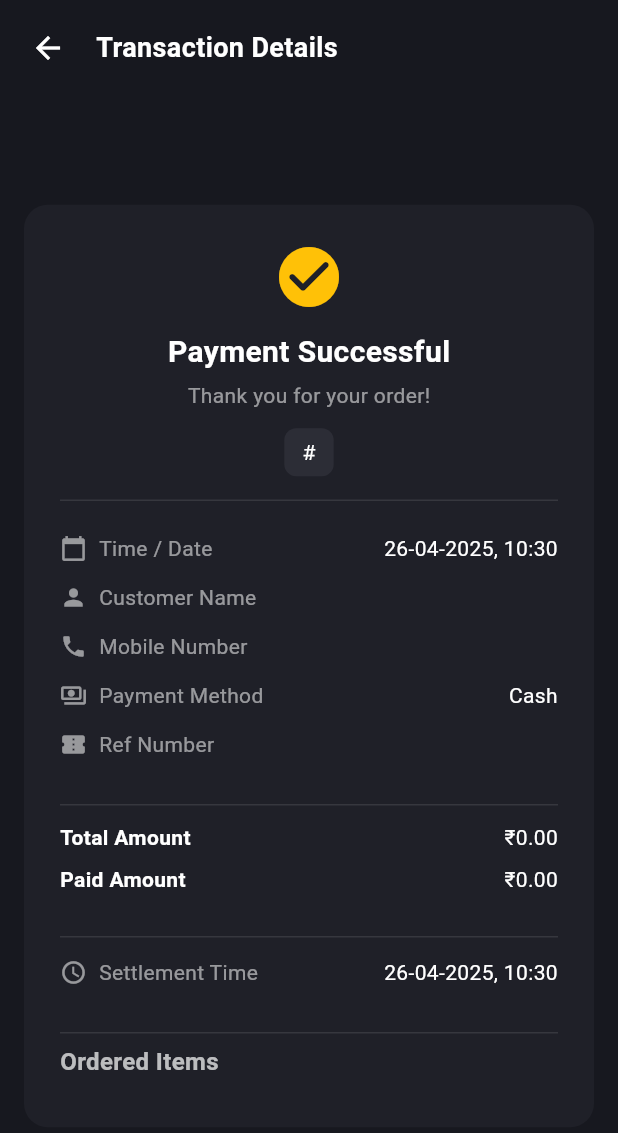
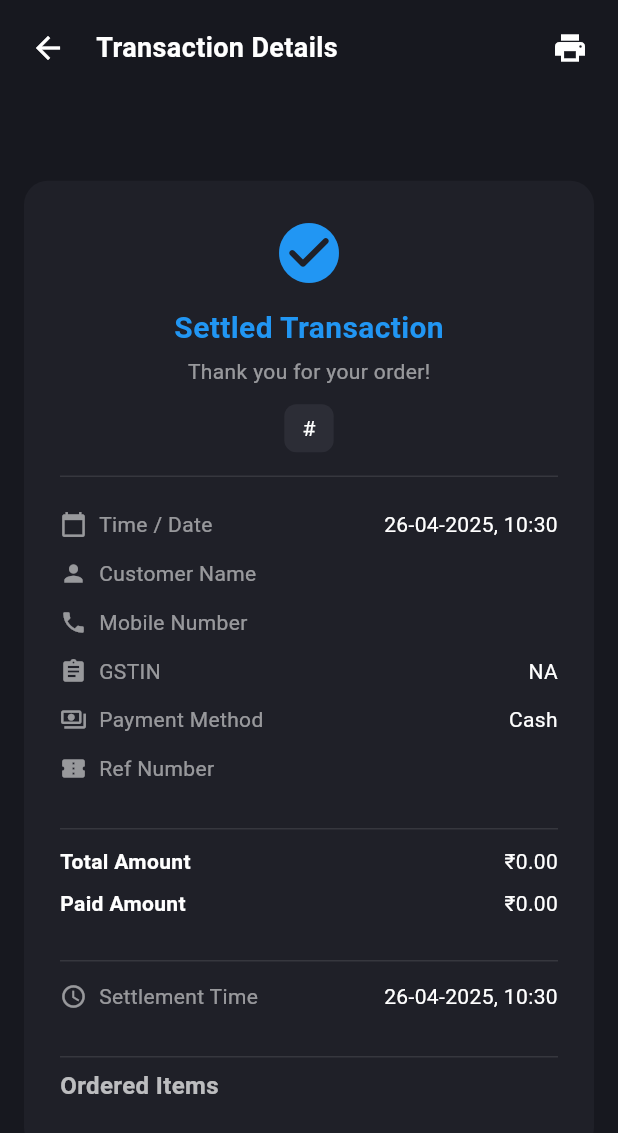
Before and after one commit to rohitRaut007/entc_pos_system, a Flutter app: the TransactionDetailsPage screen opened directly with empty values, on a phone screen of 412 x 824 dp. Shown: the top 1133 px of the screen. Run offline on Flutter 3.47's test engine with Material 3 defaults, Android fonts, the phone set to English and light mode, and no system bars; our stand-ins replace equatable, flutter_slidable, hive, hive_flutter, pdf, printing; missing offline and left inert: excel, file_saver, syncfusion_flutter_xlsio; accounts and stored records are empty; generated files the repository leaves out were written again.

Commit message:
sales report added

```diff
--- a/lib/models/sale_order.dart
+++ b/lib/models/sale_order.dart
@@ -58,6 +58,9 @@ class SaleOrder extends HiveObject {
   @HiveField(16)
   DateTime? settlementDateTime;
 
+  @HiveField(17, defaultValue: "")
+  String gstin; // ✅ Added GSTIN field as optional
+
   SaleOrder({
     required this.id,
     required this.date,
@@ -76,6 +79,7 @@ class SaleOrder extends HiveObject {
     this.isSettled = false,
     this.parkOrderId = '',
     this.settlementDateTime,
+    this.gstin = 'NA', // ✅ Default empty
   });
 
   SaleOrder copyWith({
@@ -96,6 +100,7 @@ class SaleOrder extends HiveObject {
     bool? isSettled,
     String? parkOrderId,
     DateTime? settlementDateTime,
+    String? gstin,
   }) {
     return SaleOrder(
       id: id ?? this.id,
@@ -115,6 +120,7 @@ class SaleOrder extends HiveObject {
       isSettled: isSettled ?? this.isSettled,
       parkOrderId: parkOrderId ?? this.parkOrderId,
       settlementDateTime: settlementDateTime ?? this.settlementDateTime,
+      gstin: gstin ?? this.gstin,
     );
   }
 
@@ -137,6 +143,7 @@ class SaleOrder extends HiveObject {
       'isSettled': isSettled,
       'parkOrderId': parkOrderId,
       'settlementDateTime': settlementDateTime?.toIso8601String(),
+      'gstin': gstin,
     };
   }
 
@@ -161,6 +168,7 @@ class SaleOrder extends HiveObject {
       settlementDateTime: map['settlementDateTime'] != null
           ? DateTime.parse(map['settlementDateTime'])
           : null,
+      gstin: map['gstin'] ?? '',
     );
   }
 
@@ -170,7 +178,7 @@ class SaleOrder extends HiveObject {
 
   @override
   String toString() {
-    return 'SaleOrder(id: $id, date: $date, time: $time, customerName: $customerName, customerMobile: $customerMobile, items: $items, orderAmount: $orderAmount, paidAmount: $paidAmount, creditAmount: $creditAmount, transactionId: $transactionId, transactionSynced: $transactionSynced, transactionDateTime: $transactionDateTime, isSettled: $isSettled, parkOrderId: $parkOrderId, settlementDateTime: $settlementDateTime)';
+    return 'SaleOrder(id: $id, date: $date, time: $time, customerName: $customerName, customerMobile: $customerMobile, items: $items, orderAmount: $orderAmount, paidAmount: $paidAmount, creditAmount: $creditAmount, transactionId: $transactionId, transactionSynced: $transactionSynced, transactionDateTime: $transactionDateTime, isSettled: $isSettled, parkOrderId: $parkOrderId, settlementDateTime: $settlementDateTime, gstin: $gstin)';
   }
 
   @override
@@ -194,7 +202,8 @@ class SaleOrder extends HiveObject {
         other.creditAmount == creditAmount &&
         other.isSettled == isSettled &&
         other.parkOrderId == parkOrderId &&
-        other.settlementDateTime == settlementDateTime;
+        other.settlementDateTime == settlementDateTime &&
+        other.gstin == gstin;
   }
 
   @override
@@ -215,6 +224,7 @@ class SaleOrder extends HiveObject {
         creditAmount.hashCode ^
         isSettled.hashCode ^
         parkOrderId.hashCode ^
-        settlementDateTime.hashCode;
+        settlementDateTime.hashCode ^
+        gstin.hashCode;
   }
 }
--- a/lib/pages/transaction_details_page.dart
+++ b/lib/pages/transaction_details_page.dart
@@ -1,7 +1,9 @@
 import 'package:flutter/material.dart';
 import 'package:intl/intl.dart';
+import 'package:pdf/widgets.dart' as pw;
+import 'package:printing/printing.dart';
+
 import '../models/sale_order.dart';
-import '../models/order_item.dart';
 
 class TransactionDetailsPage extends StatefulWidget {
   final SaleOrder saleOrder;
@@ -15,52 +17,106 @@ class TransactionDetailsPage extends StatefulWidget {
 class _TransactionDetailsPageState extends State<TransactionDetailsPage> {
   DateTime? settlementDateTime;
 
-  // Method to handle settlement
   void _settleTransaction() {
     final now = DateTime.now();
     setState(() {
       settlementDateTime = now;
       widget.saleOrder.paidAmount = widget.saleOrder.orderAmount;
       widget.saleOrder.creditAmount = 0;
-    widget.saleOrder.settlementDateTime = now; // <- update model
+      widget.saleOrder.settlementDateTime = now;
     });
-
-  // Save to Hive
-  widget.saleOrder.save(); // Assuming it's a HiveObject
+    widget.saleOrder.save();
   }
 
+  Future<void> _printReceipt() async {
+    final pdf = pw.Document();
+
+    pdf.addPage(
+      pw.Page(
+        build: (context) => pw.Column(
+          crossAxisAlignment: pw.CrossAxisAlignment.start,
+          children: [
+            pw.Center(
+              child: pw.Text(
+                'Invoice Receipt',
+                style: pw.TextStyle(fontSize: 24, fontWeight: pw.FontWeight.bold),
+              ),
+            ),
+            pw.SizedBox(height: 16),
+            pw.Text('Transaction ID: ${widget.saleOrder.transactionId}'),
+            pw.Text('Date: ${DateFormat('dd-MM-yyyy, HH:mm').format(widget.saleOrder.transactionDateTime)}'),
+            pw.Text('Customer Name: ${widget.saleOrder.customerName}'),
+            pw.Text('Mobile Number: ${widget.saleOrder.customerMobile}'),
+            pw.Text('GSTIN: ${widget.saleOrder.gstin.isNotEmpty ? widget.saleOrder.gstin : 'N/A'}'),
+            pw.Text('Payment Method: Cash'),
+            pw.SizedBox(height: 16),
+            pw.Divider(),
+            pw.Text('Ordered Items:', style: pw.TextStyle(fontSize: 18, fontWeight: pw.FontWeight.bold)),
+            pw.SizedBox(height: 8),
+            ...widget.saleOrder.items.map(
+              (item) => pw.Row(
+                mainAxisAlignment: pw.MainAxisAlignment.spaceBetween,
+                children: [
+                  pw.Expanded(
+                    child: pw.Text('${item.productName} (${item.quantity} x ₹${item.price.toStringAsFixed(2)})'),
+                  ),
+                  pw.Text('₹${(item.quantity * item.price).toStringAsFixed(2)}'),
+                ],
+              ),
+            ),
+            pw.Divider(),
+            pw.SizedBox(height: 8),
+            _buildPdfAmountRow('Total Amount:', widget.saleOrder.orderAmount),
+            _buildPdfAmountRow('Paid Amount:', widget.saleOrder.paidAmount),
+            if (widget.saleOrder.creditAmount > 0)
+              _buildPdfAmountRow('Credit Amount:', widget.saleOrder.creditAmount),
+            if (widget.saleOrder.settlementDateTime != null)
+              pw.Text('Settled on: ${DateFormat('dd-MM-yyyy, HH:mm').format(widget.saleOrder.settlementDateTime!)}'),
+          ],
+        ),
+      ),
+    );
+
+    await Printing.layoutPdf(onLayout: (format) => pdf.save());
+  }
+
+  pw.Widget _buildPdfAmountRow(String label, double amount) {
+    return pw.Row(
+      mainAxisAlignment: pw.MainAxisAlignment.spaceBetween,
+      children: [
+        pw.Text(label, style: pw.TextStyle(fontWeight: pw.FontWeight.bold)),
+        pw.Text('₹${amount.toStringAsFixed(2)}'),
+      ],
+    );
+  }
 
   @override
   Widget build(BuildContext context) {
     final themeColor = const Color(0xff17181f);
     final cardColor = const Color(0xff1f2028);
-    final successColor = Colors.amber;
 
     final double creditAmount = widget.saleOrder.orderAmount - widget.saleOrder.paidAmount;
+
+    Color statusColor;
+    String statusText;
+
+    if (creditAmount == 0 && widget.saleOrder.settlementDateTime != null) {
+      statusColor = Colors.blue;
+      statusText = 'Settled Transaction';
+    } else if (creditAmount == 0) {
+      statusColor = Colors.green;
+      statusText = 'Payment Successful';
+    } else {
+      statusColor = Colors.amber;
+      statusText = 'Partially Paid';
+    }
 
     return Scaffold(
       backgroundColor: themeColor,
       body: SafeArea(
         child: Column(
           children: [
-            // Back Button Row
-            Padding(
-              padding: const EdgeInsets.all(8.0),
-              child: Row(
-                children: [
-                  IconButton(
-                    icon: const Icon(Icons.arrow_back, color: Colors.white),
-                    onPressed: () => Navigator.pop(context),
-                  ),
-                  const SizedBox(width: 8),
-                  const Text(
-                    'Transaction Details',
-                    style: TextStyle(fontSize: 18, color: Colors.white, fontWeight: FontWeight.bold),
-                  ),
-                ],
-              ),
-            ),
-
+            _buildAppBar(),
             Expanded(
               child: Center(
                 child: Container(
@@ -74,11 +130,53 @@ class _TransactionDetailsPageState extends State<TransactionDetailsPage> {
                     child: Column(
                       mainAxisSize: MainAxisSize.min,
                       children: [
-                        Icon(Icons.check_circle_rounded, size: 48, color: successColor),
+                        _buildTransactionStatus(statusColor, statusText, creditAmount),
+                        _buildTransactionDetails(creditAmount),
+                        _buildOrderedItems(),
+                      ],
+                    ),
+                  ),
+                ),
+              ),
+            ),
+          ],
+        ),
+      ),
+    );
+  }
+
+  Widget _buildAppBar() {
+    return Padding(
+      padding: const EdgeInsets.all(8.0),
+      child: Row(
+        children: [
+          IconButton(
+            icon: const Icon(Icons.arrow_back, color: Colors.white),
+            onPressed: () => Navigator.pop(context),
+          ),
+          const SizedBox(width: 8),
+          const Text(
+            'Transaction Details',
+            style: TextStyle(fontSize: 18, color: Colors.white, fontWeight: FontWeight.bold),
+          ),
+          const Spacer(),
+          IconButton(
+            icon: const Icon(Icons.print, color: Colors.white),
+            onPressed: _printReceipt,
+          ),
+        ],
+      ),
+    );
+  }
+
+  Widget _buildTransactionStatus(Color statusColor, String statusText, double creditAmount) {
+    return Column(
+      children: [
+        Icon(Icons.check_circle_rounded, size: 48, color: statusColor),
         const SizedBox(height: 12),
         Text(
-                          creditAmount > 0 ? 'Partially Paid' : 'Payment Successful',
-                          style: const TextStyle(fontSize: 20, fontWeight: FontWeight.bold, color: Colors.white),
+          statusText,
+          style: TextStyle(fontSize: 20, fontWeight: FontWeight.bold, color: statusColor),
         ),
         const SizedBox(height: 4),
         Text(
@@ -98,23 +196,27 @@ class _TransactionDetailsPageState extends State<TransactionDetailsPage> {
           ),
         ),
         const Divider(height: 32, thickness: 1, color: Colors.white10),
+      ],
+    );
+  }
 
+  Widget _buildTransactionDetails(double creditAmount) {
+    return Column(
+      crossAxisAlignment: CrossAxisAlignment.start,
+      children: [
         _buildDetailRow(Icons.calendar_today, 'Time / Date',
             DateFormat('dd-MM-yyyy, HH:mm').format(widget.saleOrder.transactionDateTime)),
         _buildDetailRow(Icons.person, 'Customer Name', widget.saleOrder.customerName),
         _buildDetailRow(Icons.phone, 'Mobile Number', widget.saleOrder.customerMobile),
-                        _buildDetailRow(Icons.payments_outlined, 'Payment Method', 'Cash'), // optional to make dynamic
+        _buildDetailRow(Icons.assignment, 'GSTIN',
+            widget.saleOrder.gstin.isNotEmpty ? widget.saleOrder.gstin : 'N/A'),
+        _buildDetailRow(Icons.payments_outlined, 'Payment Method', 'Cash'),
         _buildDetailRow(Icons.confirmation_number, 'Ref Number', widget.saleOrder.transactionId),
-
         const SizedBox(height: 16),
         const Divider(thickness: 1, color: Colors.white10),
-
         _buildAmountRow('Total Amount', widget.saleOrder.orderAmount),
         _buildAmountRow('Paid Amount', widget.saleOrder.paidAmount),
-                        if (creditAmount > 0)
-                          _buildAmountRow('Credit Amount', creditAmount),
-
-                        // Settlement Button for Credit Transactions
+        if (creditAmount > 0) _buildAmountRow('Credit Amount', creditAmount),
         if (creditAmount > 0) ...[
           const SizedBox(height: 16),
           ElevatedButton(
@@ -127,22 +229,24 @@ class _TransactionDetailsPageState extends State<TransactionDetailsPage> {
             ),
           ),
         ],
-
         const SizedBox(height: 16),
         const Divider(thickness: 1, color: Colors.white10),
-
-                        // Settlement Date/Time Display
         if (widget.saleOrder.settlementDateTime != null)
           _buildDetailRow(
             Icons.access_time,
             'Settlement Time',
             DateFormat('dd-MM-yyyy, HH:mm').format(widget.saleOrder.settlementDateTime!),
           ),
-
-
         const SizedBox(height: 16),
         const Divider(thickness: 1, color: Colors.white10),
+      ],
+    );
+  }
 
+  Widget _buildOrderedItems() {
+    return Column(
+      crossAxisAlignment: CrossAxisAlignment.start,
+      children: [
         const Align(
           alignment: Alignment.centerLeft,
           child: Text(
@@ -151,7 +255,8 @@ class _TransactionDetailsPageState extends State<TransactionDetailsPage> {
           ),
         ),
         const SizedBox(height: 8),
-                        ...widget.saleOrder.items.map((item) => Padding(
+        ...widget.saleOrder.items.map(
+          (item) => Padding(
             padding: const EdgeInsets.symmetric(vertical: 4),
             child: Row(
               mainAxisAlignment: MainAxisAlignment.spaceBetween,
@@ -168,16 +273,9 @@ class _TransactionDetailsPageState extends State<TransactionDetailsPage> {
                 ),
               ],
             ),
-                            )),
-                      ],
-                    ),
-                  ),
-                ),
           ),
         ),
       ],
-        ),
-      ),
     );
   }
 
@@ -188,18 +286,9 @@ class _TransactionDetailsPageState extends State<TransactionDetailsPage> {
         children: [
           Icon(icon, size: 18, color: Colors.white54),
           const SizedBox(width: 8),
+          Expanded(child: Text(label, style: const TextStyle(color: Colors.white54))),
           Expanded(
-            child: Text(
-              label,
-              style: const TextStyle(color: Colors.white54),
-            ),
-          ),
-          Expanded(
-            child: Text(
-              value,
-              textAlign: TextAlign.right,
-              style: const TextStyle(color: Colors.white),
-            ),
+            child: Text(value, textAlign: TextAlign.right, style: const TextStyle(color: Colors.white)),
           ),
         ],
       ),
--- a/pubspec.yaml
+++ b/pubspec.yaml
@@ -30,6 +30,7 @@ dependencies:
   printing: ^5.14.2
   equatable: ^2.0.7
   excel: ^4.0.6
+  file_saver: ^0.2.14
 
 # Development-only dependencies (for code generation, testing, and linting)
 dev_dependencies:
```
Also changed, not shown: lib/pages/invoice_page.dart (+18 -2 lines), lib/pages/sales_page.dart (+68 -3 lines), lib/services/pdf_generator.dart (+10 -0 lines), lib/utils/GST.dart (+13 -4 lines), lib/models/sale_order.g.dart, pubspec.lock, 5 other files. Lines whose indentation alone changed are shown as unchanged.
